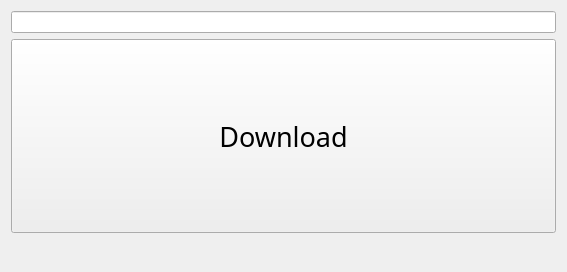
This is Source/View/Downloader.ui in abc123994/PixivDownloader as Qt 5 draws it before an edit. The edited form follows.
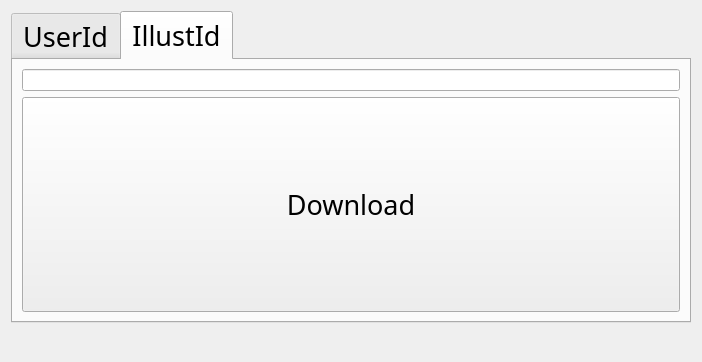
This is the edited form.

Commit message: update enable download by illust_id

The edit to the form file:
```diff
--- a/Source/View/Downloader.ui
+++ b/Source/View/Downloader.ui
@@ -6,8 +6,8 @@
    <rect>
     <x>0</x>
     <y>0</y>
-    <width>567</width>
-    <height>272</height>
+    <width>702</width>
+    <height>362</height>
    </rect>
   </property>
   <property name="windowTitle">
@@ -20,6 +20,28 @@
   </property>
   <layout class="QVBoxLayout" name="verticalLayout">
    <item>
+    <widget class="QTabWidget" name="tabWidget">
+     <property name="sizePolicy">
+      <sizepolicy hsizetype="Expanding" vsizetype="Expanding">
+       <horstretch>0</horstretch>
+       <verstretch>0</verstretch>
+      </sizepolicy>
+     </property>
+     <property name="font">
+      <font>
+       <family>Britannic Bold</family>
+       <pointsize>20</pointsize>
+      </font>
+     </property>
+     <property name="currentIndex">
+      <number>1</number>
+     </property>
+     <widget class="QWidget" name="tab_9">
+      <attribute name="title">
+       <string>UserId</string>
+      </attribute>
+      <layout class="QVBoxLayout" name="verticalLayout_8">
+       <item>
     <widget class="QLineEdit" name="edit_userid">
      <property name="sizePolicy">
       <sizepolicy hsizetype="Expanding" vsizetype="Fixed">
@@ -30,7 +52,7 @@
     </widget>
    </item>
    <item>
-    <widget class="QPushButton" name="btn_download">
+        <widget class="QPushButton" name="btn_download_user">
      <property name="sizePolicy">
       <sizepolicy hsizetype="Minimum" vsizetype="Expanding">
        <horstretch>0</horstretch>
@@ -48,8 +70,47 @@
      </property>
     </widget>
    </item>
+      </layout>
+     </widget>
+     <widget class="QWidget" name="tab_10">
+      <attribute name="title">
+       <string>IllustId</string>
+      </attribute>
+      <layout class="QVBoxLayout" name="verticalLayout_10">
+       <item>
+        <widget class="QLineEdit" name="edit_illustid"/>
+       </item>
+       <item>
+        <widget class="QPushButton" name="btn_download_pic">
+         <property name="sizePolicy">
+          <sizepolicy hsizetype="Expanding" vsizetype="Expanding">
+           <horstretch>0</horstretch>
+           <verstretch>0</verstretch>
+          </sizepolicy>
+         </property>
+         <property name="font">
+          <font>
+           <family>Arial Black</family>
+           <pointsize>20</pointsize>
+          </font>
+         </property>
+         <property name="text">
+          <string>Download</string>
+         </property>
+        </widget>
+       </item>
+      </layout>
+     </widget>
+    </widget>
+   </item>
    <item>
     <widget class="QLabel" name="lbl_status">
+     <property name="sizePolicy">
+      <sizepolicy hsizetype="Expanding" vsizetype="Fixed">
+       <horstretch>0</horstretch>
+       <verstretch>0</verstretch>
+      </sizepolicy>
+     </property>
      <property name="font">
       <font>
        <family>Arial Rounded MT Bold</family>
```
Lines whose indentation alone changed are shown as unchanged. The commit also changes 6 other files.
